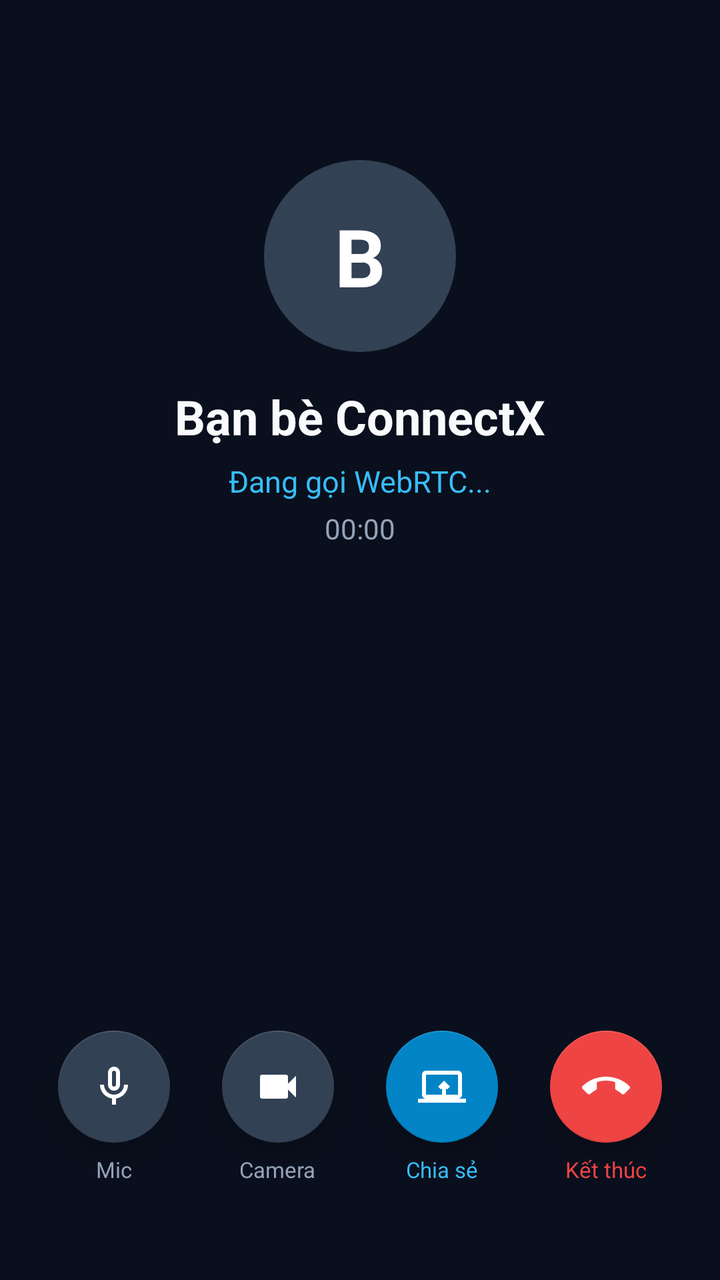
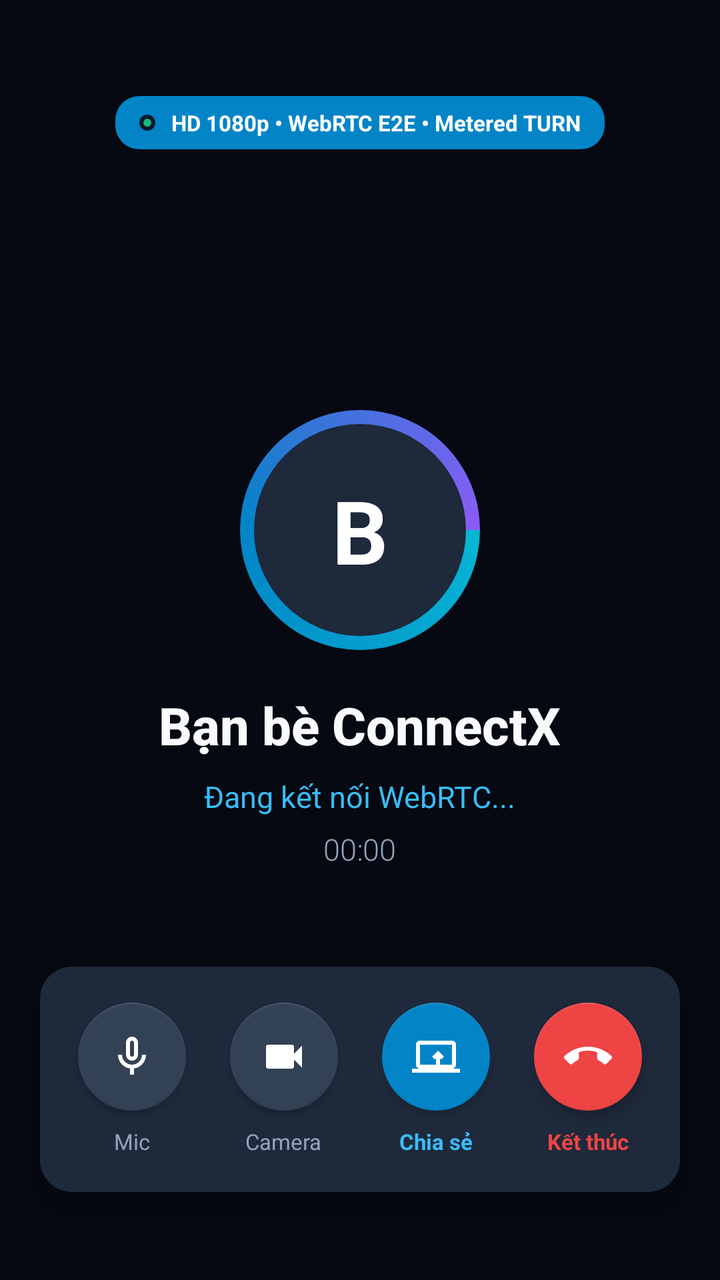

An Android layout rendered at two revisions. The XML below is the earlier revision; the diff shows what the commit changed to produce the second picture.
<!-- AndroidManifest.xml: application theme AppTheme -->
<!-- res/layout/activity_call.xml -->
<?xml version="1.0" encoding="utf-8"?>
<RelativeLayout xmlns:android="http://schemas.android.com/apk/res/android"
    xmlns:app="http://schemas.android.com/apk/res-auto"
    android:layout_width="match_parent"
    android:layout_height="match_parent"
    android:background="@color/bg_dark">

    
    <FrameLayout
        android:id="@+id/videoContainer"
        android:layout_width="match_parent"
        android:layout_height="match_parent"
        android:background="#0A0F1D">

        
        <LinearLayout
            android:id="@+id/layoutScreenShareBanner"
            android:layout_width="match_parent"
            android:layout_height="wrap_content"
            android:background="#CCDC2626"
            android:orientation="horizontal"
            android:gravity="center"
            android:padding="8dp"
            android:visibility="gone">

            <ImageView
                android:layout_width="20dp"
                android:layout_height="20dp"
                android:src="@drawable/ic_screenshare"
                app:tint="@color/white" />

            <TextView
                android:id="@+id/tvScreenShareBannerText"
                android:layout_width="wrap_content"
                android:layout_height="wrap_content"
                android:layout_marginStart="8dp"
                android:text="ĐANG CHIA SẺ MÀN HÌNH (Foreground Service)"
                android:textColor="@color/white"
                android:textSize="12sp"
                android:textStyle="bold" />
        </LinearLayout>
    </FrameLayout>

    
    <LinearLayout
        android:id="@+id/callHeaderLayout"
        android:layout_width="match_parent"
        android:layout_height="wrap_content"
        android:orientation="vertical"
        android:gravity="center"
        android:layout_marginTop="64dp"
        android:padding="16dp">

        <TextView
            android:id="@+id/tvCallAvatar"
            android:layout_width="96dp"
            android:layout_height="96dp"
            android:background="@drawable/bg_card_secondary"
            android:text="B"
            android:textColor="@color/white"
            android:textSize="40sp"
            android:textStyle="bold"
            android:gravity="center" />

        <TextView
            android:id="@+id/tvCallContactName"
            android:layout_width="wrap_content"
            android:layout_height="wrap_content"
            android:text="Bạn bè ConnectX"
            android:textColor="@color/text_primary"
            android:textSize="24sp"
            android:textStyle="bold"
            android:layout_marginTop="16dp" />

        <TextView
            android:id="@+id/tvCallStatus"
            android:layout_width="wrap_content"
            android:layout_height="wrap_content"
            android:text="Đang gọi WebRTC..."
            android:textColor="@color/colorAccent"
            android:textSize="15sp"
            android:layout_marginTop="6dp" />

        <TextView
            android:id="@+id/tvCallTimer"
            android:layout_width="wrap_content"
            android:layout_height="wrap_content"
            android:text="00:00"
            android:textColor="@color/text_secondary"
            android:textSize="14sp"
            android:layout_marginTop="4dp" />
    </LinearLayout>

    
    <LinearLayout
        android:id="@+id/callControlsBar"
        android:layout_width="match_parent"
        android:layout_height="wrap_content"
        android:orientation="horizontal"
        android:gravity="center"
        android:layout_alignParentBottom="true"
        android:layout_marginBottom="48dp"
        android:paddingHorizontal="16dp">

        
        <LinearLayout
            android:layout_width="0dp"
            android:layout_height="wrap_content"
            android:layout_weight="1"
            android:orientation="vertical"
            android:gravity="center">

            <com.google.android.material.floatingactionbutton.FloatingActionButton
                android:id="@+id/btnToggleMic"
                android:layout_width="56dp"
                android:layout_height="56dp"
                app:fabCustomSize="56dp"
                app:srcCompat="@drawable/ic_mic"
                app:tint="@color/white"
                app:backgroundTint="@color/bg_card_secondary"
                android:contentDescription="@string/mute_mic" />

            <TextView
                android:id="@+id/tvMicLabel"
                android:layout_width="wrap_content"
                android:layout_height="wrap_content"
                android:text="Mic"
                android:textColor="@color/text_secondary"
                android:textSize="11sp"
                android:layout_marginTop="6dp" />
        </LinearLayout>

        
        <LinearLayout
            android:layout_width="0dp"
            android:layout_height="wrap_content"
            android:layout_weight="1"
            android:orientation="vertical"
            android:gravity="center">

            <com.google.android.material.floatingactionbutton.FloatingActionButton
                android:id="@+id/btnToggleVideo"
                android:layout_width="56dp"
                android:layout_height="56dp"
                app:fabCustomSize="56dp"
                app:srcCompat="@drawable/ic_videocall"
                app:tint="@color/white"
                app:backgroundTint="@color/bg_card_secondary"
                android:contentDescription="@string/turn_off_video" />

            <TextView
                android:id="@+id/tvVideoLabel"
                android:layout_width="wrap_content"
                android:layout_height="wrap_content"
                android:text="Camera"
                android:textColor="@color/text_secondary"
                android:textSize="11sp"
                android:layout_marginTop="6dp" />
        </LinearLayout>

        
        <LinearLayout
            android:layout_width="0dp"
            android:layout_height="wrap_content"
            android:layout_weight="1"
            android:orientation="vertical"
            android:gravity="center">

            <com.google.android.material.floatingactionbutton.FloatingActionButton
                android:id="@+id/btnToggleScreenShare"
                android:layout_width="56dp"
                android:layout_height="56dp"
                app:fabCustomSize="56dp"
                app:srcCompat="@drawable/ic_screenshare"
                app:tint="@color/white"
                app:backgroundTint="@color/colorPrimary"
                android:contentDescription="@string/screen_share" />

            <TextView
                android:id="@+id/tvScreenShareLabel"
                android:layout_width="wrap_content"
                android:layout_height="wrap_content"
                android:text="Chia sẻ"
                android:textColor="@color/colorAccent"
                android:textSize="11sp"
                android:layout_marginTop="6dp" />
        </LinearLayout>

        
        <LinearLayout
            android:layout_width="0dp"
            android:layout_height="wrap_content"
            android:layout_weight="1"
            android:orientation="vertical"
            android:gravity="center">

            <com.google.android.material.floatingactionbutton.FloatingActionButton
                android:id="@+id/btnEndCall"
                android:layout_width="56dp"
                android:layout_height="56dp"
                app:fabCustomSize="56dp"
                app:srcCompat="@drawable/ic_call_end"
                app:tint="@color/white"
                app:backgroundTint="@color/call_red"
                android:contentDescription="@string/end_call" />

            <TextView
                android:layout_width="wrap_content"
                android:layout_height="wrap_content"
                android:text="Kết thúc"
                android:textColor="@color/call_red"
                android:textSize="11sp"
                android:layout_marginTop="6dp" />
        </LinearLayout>

    </LinearLayout>

</RelativeLayout>
<!-- resources referenced by this layout -->
<resources>
  <color name="bg_card_secondary">#334155</color>
  <color name="bg_dark">#0F172A</color>
  <color name="call_red">#EF4444</color>
  <color name="colorAccent">#38BDF8</color>
  <color name="colorPrimary">#0284C7</color>
  <color name="text_primary">#F8FAFC</color>
  <color name="text_secondary">#94A3B8</color>
  <color name="white">#FFFFFF</color>
  <!-- drawable bg_card_secondary (drawable) -->
  <?xml version="1.0" encoding="utf-8"?>
  <shape xmlns:android="http://schemas.android.com/apk/res/android"
      android:shape="oval">
      <solid android:color="@color/bg_card_secondary" />
  </shape>
  <!-- drawable ic_screenshare (drawable) -->
  <vector xmlns:android="http://schemas.android.com/apk/res/android"
      android:width="24dp"
      android:height="24dp"
      android:viewportWidth="24"
      android:viewportHeight="24">
      <path
          android:fillColor="#FFFFFFFF"
          android:pathData="M20,18c1.1,0 1.99,-0.9 1.99,-2L22,6c0,-1.11 -0.9,-2 -2,-2H4c-1.11,0 -2,0.89 -2,2v10c0,1.1 0.89,2 2,2H0v2h24v-2h-4zM4,6h16v10H4V6zm9,3l-3,3 1.41,1.41L12,12.83V16h2v-3.17l0.59,0.58L16,12l-3,-3z"/>
  </vector>
  <!-- drawable ic_videocall (drawable) -->
  <vector xmlns:android="http://schemas.android.com/apk/res/android"
      android:width="24dp"
      android:height="24dp"
      android:viewportWidth="24"
      android:viewportHeight="24">
      <path
          android:fillColor="#FFFFFFFF"
          android:pathData="M17,10.5V7c0,-0.55 -0.45,-1 -1,-1H4c-0.55,0 -1,0.45 -1,1v10c0,0.55 0.45,1 1,1h12c0.55,0 1,-0.45 1,-1v-3.5l4,4v-11l-4,4z"/>
  </vector>
  <string name="end_call">Kết thúc</string>
  <string name="mute_mic">Tắt mic</string>
  <string name="screen_share">Chia sẻ màn hình</string>
  <string name="turn_off_video">Tắt camera</string>
  <style name="AppTheme" parent="Theme.MaterialComponents.DayNight.NoActionBar">
          <item name="colorPrimary">@color/colorPrimary</item>
          <item name="colorPrimaryVariant">@color/colorPrimaryDark</item>
          <item name="colorOnPrimary">@color/white</item>
          <item name="android:statusBarColor">@color/bg_dark</item>
          <item name="android:windowBackground">@color/bg_dark</item>
          <item name="android:navigationBarColor">@color/bg_card</item>
      </style>
  <color name="colorPrimaryDark">#0369A1</color>
  <color name="bg_card">#1E293B</color>
  <!-- unchanged entries left out for length: 2 -->
</resources>

<!-- the commit's change to res/layout/activity_call.xml (unified diff, before → after) -->
@@ -3,29 +3,30 @@
     xmlns:app="http://schemas.android.com/apk/res-auto"
     android:layout_width="match_parent"
     android:layout_height="match_parent"
-    android:background="@color/bg_dark">
+    android:background="@color/bg_root">
 
     
     <FrameLayout
         android:id="@+id/videoContainer"
         android:layout_width="match_parent"
         android:layout_height="match_parent"
-        android:background="#0A0F1D">
+        android:background="#060912">
 
         
         <LinearLayout
             android:id="@+id/layoutScreenShareBanner"
             android:layout_width="match_parent"
             android:layout_height="wrap_content"
-            android:background="#CCDC2626"
+            android:background="#D9DC2626"
             android:orientation="horizontal"
             android:gravity="center"
-            android:padding="8dp"
+            android:paddingVertical="10dp"
+            android:paddingHorizontal="16dp"
             android:visibility="gone">
 
             <ImageView
-                android:layout_width="20dp"
-                android:layout_height="20dp"
+                android:layout_width="22dp"
+                android:layout_height="22dp"
                 android:src="@drawable/ic_screenshare"
                 app:tint="@color/white" />
 
@@ -33,13 +34,40 @@
                 android:id="@+id/tvScreenShareBannerText"
                 android:layout_width="wrap_content"
                 android:layout_height="wrap_content"
-                android:layout_marginStart="8dp"
-                android:text="ĐANG CHIA SẺ MÀN HÌNH (Foreground Service)"
+                android:layout_marginStart="10dp"
+                android:text="ĐANG CHIA SẺ MÀN HÌNH (Android 14+ Foreground Service)"
                 android:textColor="@color/white"
                 android:textSize="12sp"
                 android:textStyle="bold" />
         </LinearLayout>
     </FrameLayout>
+
+    
+    <LinearLayout
+        android:layout_width="wrap_content"
+        android:layout_height="wrap_content"
+        android:layout_centerHorizontal="true"
+        android:layout_marginTop="48dp"
+        android:background="@drawable/bg_badge"
+        android:gravity="center_vertical"
+        android:orientation="horizontal"
+        android:paddingHorizontal="12dp"
+        android:paddingVertical="6dp">
+
+        <View
+            android:layout_width="8dp"
+            android:layout_height="8dp"
+            android:background="@drawable/bg_status_online" />
+
+        <TextView
+            android:layout_width="wrap_content"
+            android:layout_height="wrap_content"
+            android:layout_marginStart="8dp"
+            android:text="HD 1080p • WebRTC E2E • Metered TURN"
+            android:textColor="@color/white"
+            android:textSize="11sp"
+            android:textStyle="bold" />
+    </LinearLayout>
 
     
     <LinearLayout
@@ -48,19 +76,31 @@
         android:layout_height="wrap_content"
         android:orientation="vertical"
         android:gravity="center"
-        android:layout_marginTop="64dp"
-        android:padding="16dp">
-
-        <TextView
-            android:id="@+id/tvCallAvatar"
-            android:layout_width="96dp"
-            android:layout_height="96dp"
-            android:background="@drawable/bg_card_secondary"
-            android:text="B"
-            android:textColor="@color/white"
-            android:textSize="40sp"
-            android:textStyle="bold"
-            android:gravity="center" />
+        android:layout_centerInParent="true"
+        android:padding="20dp">
+
+        <FrameLayout
+            android:layout_width="120dp"
+            android:layout_height="120dp">
+
+            
+            <View
+                android:layout_width="120dp"
+                android:layout_height="120dp"
+                android:background="@drawable/bg_story_ring" />
+
+            <TextView
+                android:id="@+id/tvCallAvatar"
+                android:layout_width="106dp"
+                android:layout_height="106dp"
+                android:layout_gravity="center"
+                android:background="@drawable/bg_card"
+                android:text="B"
+                android:textColor="@color/white"
+                android:textSize="44sp"
+                android:textStyle="bold"
+                android:gravity="center" />
+        </FrameLayout>
 
         <TextView
             android:id="@+id/tvCallContactName"
@@ -68,18 +108,19 @@
             android:layout_height="wrap_content"
             android:text="Bạn bè ConnectX"
             android:textColor="@color/text_primary"
-            android:textSize="24sp"
+            android:textSize="26sp"
             android:textStyle="bold"
-            android:layout_marginTop="16dp" />
+            android:fontFamily="sans-serif-medium"
+            android:layout_marginTop="20dp" />
 
         <TextView
             android:id="@+id/tvCallStatus"
             android:layout_width="wrap_content"
             android:layout_height="wrap_content"
-            android:text="Đang gọi WebRTC..."
-            android:textColor="@color/colorAccent"
+            android:text="Đang kết nối WebRTC..."
+            android:textColor="@color/colorPrimaryLight"
             android:textSize="15sp"
-            android:layout_marginTop="6dp" />
+            android:layout_marginTop="8dp" />
 
         <TextView
             android:id="@+id/tvCallTimer"
@@ -87,8 +128,9 @@
             android:layout_height="wrap_content"
             android:text="00:00"
             android:textColor="@color/text_secondary"
-            android:textSize="14sp"
-            android:layout_marginTop="4dp" />
+            android:textSize="15sp"
+            android:fontFamily="sans-serif-light"
+            android:layout_marginTop="6dp" />
     </LinearLayout>
 
     
@@ -99,8 +141,12 @@
         android:orientation="horizontal"
         android:gravity="center"
         android:layout_alignParentBottom="true"
-        android:layout_marginBottom="48dp"
-        android:paddingHorizontal="16dp">
+        android:layout_marginBottom="44dp"
+        android:layout_marginHorizontal="20dp"
+        android:background="@drawable/bg_card_rounded"
+        android:paddingVertical="18dp"
+        android:paddingHorizontal="8dp"
+        android:elevation="8dp">
 
         
         <LinearLayout
@@ -112,12 +158,13 @@
 
             <com.google.android.material.floatingactionbutton.FloatingActionButton
                 android:id="@+id/btnToggleMic"
-                android:layout_width="56dp"
-                android:layout_height="56dp"
-                app:fabCustomSize="56dp"
+                android:layout_width="54dp"
+                android:layout_height="54dp"
+                app:fabCustomSize="54dp"
                 app:srcCompat="@drawable/ic_mic"
                 app:tint="@color/white"
                 app:backgroundTint="@color/bg_card_secondary"
+                app:elevation="2dp"
                 android:contentDescription="@string/mute_mic" />
 
             <TextView
@@ -127,7 +174,7 @@
                 android:text="Mic"
                 android:textColor="@color/text_secondary"
                 android:textSize="11sp"
-                android:layout_marginTop="6dp" />
+                android:layout_marginTop="8dp" />
         </LinearLayout>
 
         
@@ -140,12 +187,13 @@
 
             <com.google.android.material.floatingactionbutton.FloatingActionButton
                 android:id="@+id/btnToggleVideo"
-                android:layout_width="56dp"
-                android:layout_height="56dp"
-                app:fabCustomSize="56dp"
+                android:layout_width="54dp"
+                android:layout_height="54dp"
+                app:fabCustomSize="54dp"
                 app:srcCompat="@drawable/ic_videocall"
                 app:tint="@color/white"
                 app:backgroundTint="@color/bg_card_secondary"
+                app:elevation="2dp"
                 android:contentDescription="@string/turn_off_video" />
 
             <TextView
@@ -155,7 +203,7 @@
                 android:text="Camera"
                 android:textColor="@color/text_secondary"
                 android:textSize="11sp"
-                android:layout_marginTop="6dp" />
+                android:layout_marginTop="8dp" />
         </LinearLayout>
 
         
@@ -168,12 +216,13 @@
 
             <com.google.android.material.floatingactionbutton.FloatingActionButton
                 android:id="@+id/btnToggleScreenShare"
-                android:layout_width="56dp"
-                android:layout_height="56dp"
-                app:fabCustomSize="56dp"
+                android:layout_width="54dp"
+                android:layout_height="54dp"
+                app:fabCustomSize="54dp"
                 app:srcCompat="@drawable/ic_screenshare"
                 app:tint="@color/white"
                 app:backgroundTint="@color/colorPrimary"
+                app:elevation="2dp"
                 android:contentDescription="@string/screen_share" />
 
             <TextView
@@ -181,9 +230,10 @@
                 android:layout_width="wrap_content"
                 android:layout_height="wrap_content"
                 android:text="Chia sẻ"
-                android:textColor="@color/colorAccent"
-                android:textSize="11sp"
-                android:layout_marginTop="6dp" />
+                android:textColor="@color/colorPrimaryLight"
+                android:textSize="11sp"
+                android:textStyle="bold"
+                android:layout_marginTop="8dp" />
         </LinearLayout>
 
         
@@ -196,12 +246,13 @@
 
             <com.google.android.material.floatingactionbutton.FloatingActionButton
                 android:id="@+id/btnEndCall"
-                android:layout_width="56dp"
-                android:layout_height="56dp"
-                app:fabCustomSize="56dp"
+                android:layout_width="54dp"
+                android:layout_height="54dp"
+                app:fabCustomSize="54dp"
                 app:srcCompat="@drawable/ic_call_end"
                 app:tint="@color/white"
                 app:backgroundTint="@color/call_red"
+                app:elevation="4dp"
                 android:contentDescription="@string/end_call" />
 
             <TextView
@@ -210,7 +261,8 @@
                 android:text="Kết thúc"
                 android:textColor="@color/call_red"
                 android:textSize="11sp"
-                android:layout_marginTop="6dp" />
+                android:textStyle="bold"
+                android:layout_marginTop="8dp" />
         </LinearLayout>
 
     </LinearLayout>
<!-- resource entries referenced after the edit -->
@@ -1,18 +1,59 @@
 <!-- resources referenced by this layout -->
 <resources>
   <color name="bg_card_secondary">#334155</color>
-  <color name="bg_dark">#0F172A</color>
+  <color name="bg_root">#090D16</color>
   <color name="call_red">#EF4444</color>
-  <color name="colorAccent">#38BDF8</color>
+  <color name="colorAccent">#06B6D4</color>
   <color name="colorPrimary">#0284C7</color>
+  <color name="colorPrimaryLight">#38BDF8</color>
   <color name="text_primary">#F8FAFC</color>
   <color name="text_secondary">#94A3B8</color>
   <color name="white">#FFFFFF</color>
-  <!-- drawable bg_card_secondary (drawable) -->
+  <!-- drawable bg_badge (drawable) -->
+  <?xml version="1.0" encoding="utf-8"?>
+  <shape xmlns:android="http://schemas.android.com/apk/res/android">
+      <solid android:color="#0284C7" />
+      <corners android:radius="12dp" />
+      <padding
+          android:left="6dp"
+          android:top="2dp"
+          android:right="6dp"
+          android:bottom="2dp" />
+  </shape>
+  <!-- drawable bg_card (drawable) -->
   <?xml version="1.0" encoding="utf-8"?>
   <shape xmlns:android="http://schemas.android.com/apk/res/android"
       android:shape="oval">
-      <solid android:color="@color/bg_card_secondary" />
+      <solid android:color="@color/bg_card" />
+  </shape>
+  <!-- drawable bg_card_rounded (drawable) -->
+  <?xml version="1.0" encoding="utf-8"?>
+  <shape xmlns:android="http://schemas.android.com/apk/res/android">
+      <solid android:color="#1E293B" />
+      <corners android:radius="16dp" />
+  </shape>
+  <!-- drawable bg_status_online (drawable) -->
+  <?xml version="1.0" encoding="utf-8"?>
+  <shape xmlns:android="http://schemas.android.com/apk/res/android"
+      android:shape="oval">
+      <solid android:color="#10B981" />
+      <stroke android:width="2dp" android:color="#0F172A" />
+      <size
+          android:width="12dp"
+          android:height="12dp" />
+  </shape>
+  <!-- drawable bg_story_ring (drawable) -->
+  <?xml version="1.0" encoding="utf-8"?>
+  <shape xmlns:android="http://schemas.android.com/apk/res/android"
+      android:shape="oval">
+      <gradient
+          android:startColor="#06B6D4"
+          android:centerColor="#0284C7"
+          android:endColor="#8B5CF6"
+          android:type="sweep" />
+      <size
+          android:width="60dp"
+          android:height="60dp" />
   </shape>
   <!-- drawable ic_screenshare (drawable) -->
   <vector xmlns:android="http://schemas.android.com/apk/res/android"
@@ -42,9 +83,11 @@
           <item name="colorPrimary">@color/colorPrimary</item>
           <item name="colorPrimaryVariant">@color/colorPrimaryDark</item>
           <item name="colorOnPrimary">@color/white</item>
-          <item name="android:statusBarColor">@color/bg_dark</item>
-          <item name="android:windowBackground">@color/bg_dark</item>
+          <item name="colorSecondary">@color/colorAccent</item>
+          <item name="android:statusBarColor">@color/bg_root</item>
+          <item name="android:windowBackground">@color/bg_root</item>
           <item name="android:navigationBarColor">@color/bg_card</item>
+          <item name="android:windowLightStatusBar">false</item>
       </style>
   <color name="colorPrimaryDark">#0369A1</color>
   <color name="bg_card">#1E293B</color>
